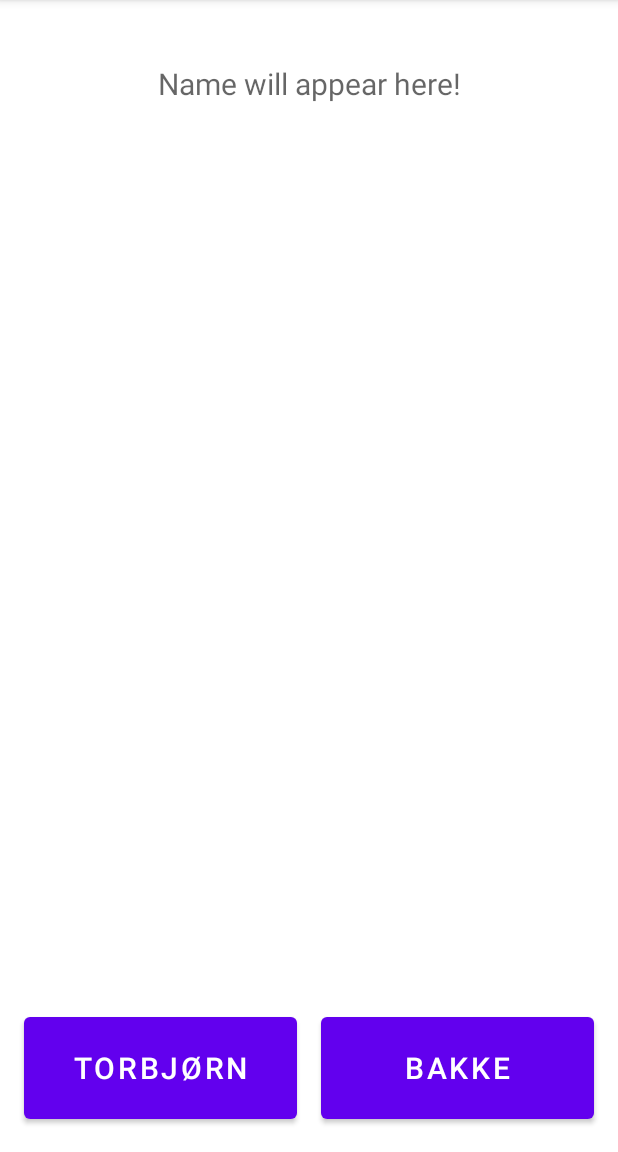
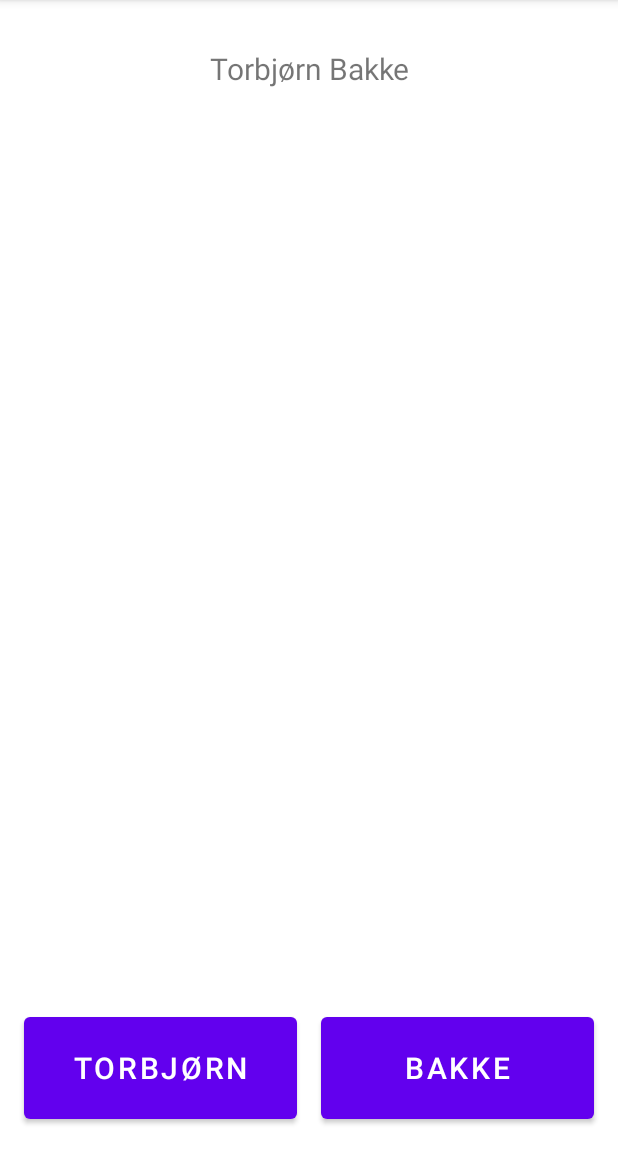
Before and after one commit to torbjbak/AndroidAppUtvikling, an Android app: the screen it shows after launch (MainActivity), after a tap on "BAKKE", on a phone screen of 412 x 824 dp, the part 84-1236 px from its top. Run offline under Robolectric (Android 15) with nearby library versions, the phone set to English and light mode, and no system bars; 1 other tap on this screen came first.

Commit message:
buttons with functionality and textview finished

```diff
--- a/Oving1/app/src/main/AndroidManifest.xml
+++ b/Oving1/app/src/main/AndroidManifest.xml
@@ -1,6 +1,6 @@
 <?xml version="1.0" encoding="utf-8"?>
 <manifest xmlns:android="http://schemas.android.com/apk/res/android"
-    package="com.example.myapplication">
+    package="com.example.myapplication" >
 
     <application
         android:allowBackup="true"
@@ -8,10 +8,10 @@
         android:label="@string/app_name"
         android:roundIcon="@mipmap/ic_launcher_round"
         android:supportsRtl="true"
-        android:theme="@style/Theme.MyApplication">
+        android:theme="@style/Theme.MyApplication" >
         <activity
             android:name=".MainActivity"
-            android:exported="true">
+            android:exported="true" >
             <intent-filter>
                 <action android:name="android.intent.action.MAIN" />
 
--- a/Oving1/app/src/main/java/com/example/myapplication/MainActivity.kt
+++ b/Oving1/app/src/main/java/com/example/myapplication/MainActivity.kt
@@ -4,18 +4,36 @@ import androidx.appcompat.app.AppCompatActivity
 import android.os.Bundle
 import android.util.Log
 import android.view.View
+import android.widget.TextView
 
 class MainActivity : AppCompatActivity() {
+    private var personalName = ""
+    private var familyName = ""
+
     override fun onCreate(savedInstanceState: Bundle?) {
         super.onCreate(savedInstanceState)
         setContentView(R.layout.activity_main)
     }
 
     fun writePersonalName(view: View) {
-        Log.d("INFO", "Personal name!")
+        personalName = "Torbjørn"
+
+        findViewById<TextView>(R.id.nameDisplay).apply {
+            text = getName()
+        }
+
+        Log.d("WARNING", personalName)
     }
 
     fun writeFamilyName(view: View) {
-        Log.d("INFO", "Family name!")
+        familyName = "Bakke"
+
+        findViewById<TextView>(R.id.nameDisplay).apply {
+            text = getName()
+        }
+
+        Log.d("ERROR", familyName)
     }
+
+    private fun getName(): String = "$personalName $familyName"
 }
--- a/Oving1/app/src/main/res/layout/activity_main.xml
+++ b/Oving1/app/src/main/res/layout/activity_main.xml
@@ -7,7 +7,7 @@
     tools:context=".MainActivity">
 
     <Button
-        android:id="@+id/personal_name"
+        android:id="@+id/personalName"
         android:layout_width="0dp"
         android:layout_height="80dp"
         android:layout_marginStart="16dp"
@@ -17,11 +17,11 @@
         android:text="@string/personal_name"
         android:textSize="20sp"
         app:layout_constraintBottom_toBottomOf="parent"
-        app:layout_constraintEnd_toStartOf="@+id/family_name"
+        app:layout_constraintEnd_toStartOf="@+id/familyName"
         app:layout_constraintStart_toStartOf="parent" />
 
     <Button
-        android:id="@+id/family_name"
+        android:id="@+id/familyName"
         android:layout_width="0dp"
         android:layout_height="80dp"
         android:layout_marginStart="8dp"
@@ -32,23 +32,22 @@
         android:textSize="20sp"
         app:layout_constraintBottom_toBottomOf="parent"
         app:layout_constraintEnd_toEndOf="parent"
-        app:layout_constraintStart_toEndOf="@+id/personal_name" />
+        app:layout_constraintStart_toEndOf="@+id/personalName" />
 
     <TextView
-        android:id="@+id/textView"
+        android:id="@+id/nameDisplay"
         android:layout_width="0dp"
-        android:layout_height="80dp"
+        android:layout_height="60dp"
         android:layout_marginStart="16dp"
         android:layout_marginTop="16dp"
         android:layout_marginEnd="16dp"
         android:gravity="center"
         android:hint="@string/name_display"
-        android:hintTextColor="#78909C"
         android:textAlignment="center"
         android:textSize="20sp"
         app:layout_constraintEnd_toEndOf="parent"
-        app:layout_constraintHorizontal_bias="0.0"
         app:layout_constraintStart_toStartOf="parent"
-        app:layout_constraintTop_toTopOf="parent" />
+        app:layout_constraintTop_toTopOf="parent"
+        tools:ignore="TextContrastCheck" />
 
 </androidx.constraintlayout.widget.ConstraintLayout>
```
